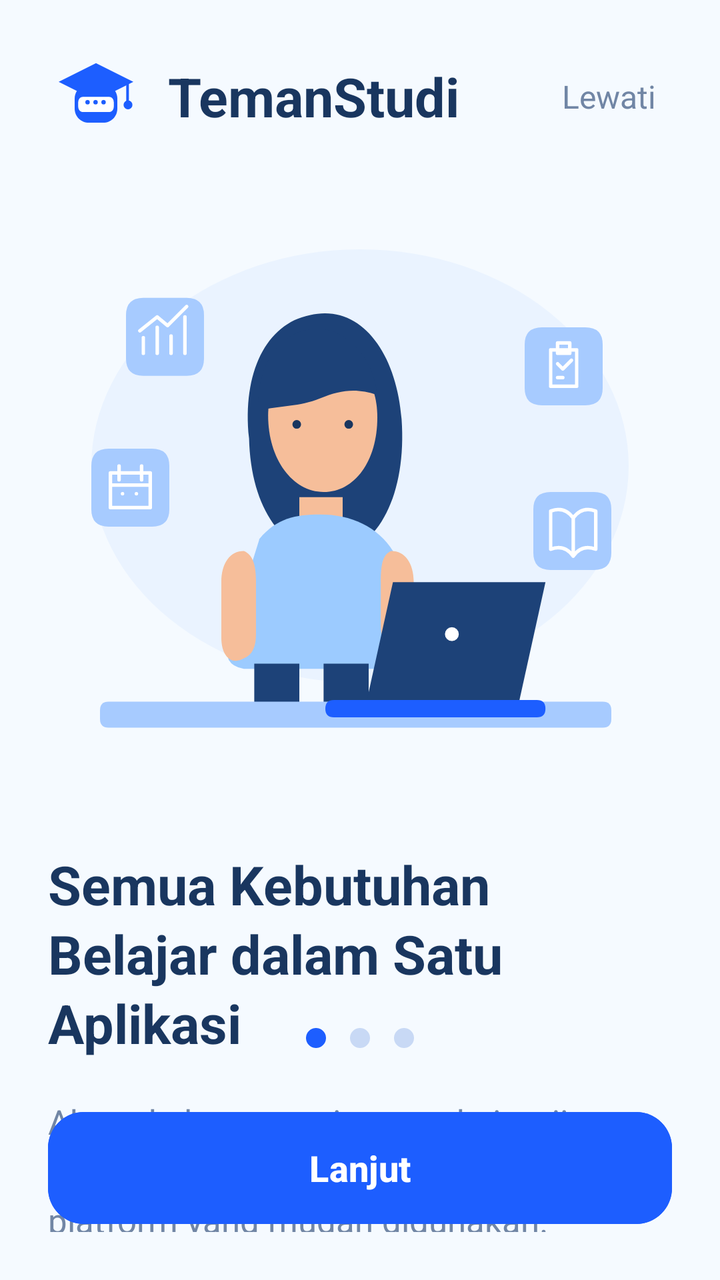
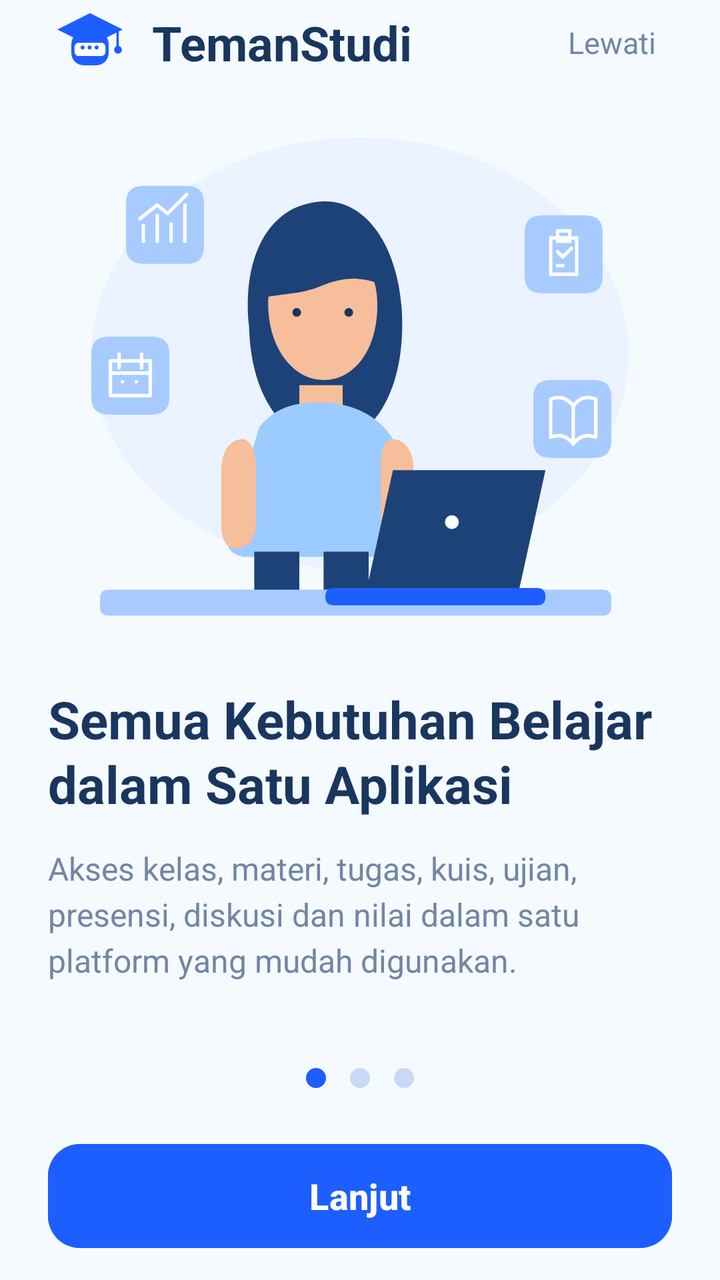

The first picture is an Android layout as it rendered before a commit; the second is the same layout after the commit. The layout source and the unified diff follow.
<!-- AndroidManifest.xml: application theme Theme.TemanStudi -->
<!-- res/layout/activity_onboarding.xml -->
<?xml version="1.0" encoding="utf-8"?>
<androidx.constraintlayout.widget.ConstraintLayout
    xmlns:android="http://schemas.android.com/apk/res/android"
    xmlns:app="http://schemas.android.com/apk/res-auto"
    android:layout_width="match_parent"
    android:layout_height="match_parent"
    android:background="#F5FAFF"
    android:padding="24dp">

    
    <ImageView
        android:id="@+id/imgLogo"
        android:layout_width="48dp"
        android:layout_height="48dp"
        android:contentDescription="Logo TemanStudi"
        android:src="@drawable/splash_logo"
        android:scaleType="fitCenter"
        app:layout_constraintStart_toStartOf="parent"
        app:layout_constraintTop_toTopOf="parent" />

    <TextView
        android:id="@+id/txtAppName"
        android:layout_width="wrap_content"
        android:layout_height="wrap_content"
        android:layout_marginStart="12dp"
        android:text="TemanStudi"
        android:textColor="#19365F"
        android:textSize="27sp"
        android:textStyle="bold"
        app:layout_constraintStart_toEndOf="@id/imgLogo"
        app:layout_constraintTop_toTopOf="@id/imgLogo"
        app:layout_constraintBottom_toBottomOf="@id/imgLogo" />

    
    <TextView
        android:id="@+id/btnLewati"
        android:layout_width="wrap_content"
        android:layout_height="wrap_content"
        android:padding="8dp"
        android:text="Lewati"
        android:textColor="#7186A5"
        android:textSize="16sp"
        android:clickable="true"
        android:focusable="true"
        android:background="?attr/selectableItemBackground"
        app:layout_constraintEnd_toEndOf="parent"
        app:layout_constraintTop_toTopOf="@id/imgLogo"
        app:layout_constraintBottom_toBottomOf="@id/imgLogo" />

    
    <FrameLayout
        android:id="@+id/illustrationArea"
        android:layout_width="0dp"
        android:layout_height="300dp"
        android:layout_marginTop="24dp"
        android:background="@android:color/transparent"
        app:layout_constraintTop_toBottomOf="@id/imgLogo"
        app:layout_constraintStart_toStartOf="parent"
        app:layout_constraintEnd_toEndOf="parent">

        <ImageView
            android:layout_width="match_parent"
            android:layout_height="match_parent"
            android:contentDescription="Ilustrasi pelajar menggunakan laptop"
            android:scaleType="fitCenter"
            android:src="@drawable/onboarding_illustration" />

    </FrameLayout>

    
    <TextView
        android:id="@+id/txtOnboardingTitle"
        android:layout_width="0dp"
        android:layout_height="wrap_content"
        android:layout_marginTop="28dp"
        android:text="Semua Kebutuhan Belajar dalam Satu Aplikasi"
        android:textColor="#19365F"
        android:textSize="27sp"
        android:textStyle="bold"
        android:lineSpacingExtra="3dp"
        app:layout_constraintTop_toBottomOf="@id/illustrationArea"
        app:layout_constraintStart_toStartOf="parent"
        app:layout_constraintEnd_toEndOf="parent" />

    
    <TextView
        android:id="@+id/txtOnboardingDescription"
        android:layout_width="0dp"
        android:layout_height="wrap_content"
        android:layout_marginTop="20dp"
        android:text="Akses kelas, materi, tugas, kuis, ujian, presensi, diskusi dan nilai dalam satu platform yang mudah digunakan."
        android:textColor="#7186A5"
        android:textSize="17sp"
        android:lineSpacingExtra="5dp"
        app:layout_constraintTop_toBottomOf="@id/txtOnboardingTitle"
        app:layout_constraintStart_toStartOf="parent"
        app:layout_constraintEnd_toEndOf="parent" />

    
    <LinearLayout
        android:id="@+id/pageIndicators"
        android:layout_width="wrap_content"
        android:layout_height="wrap_content"
        android:layout_marginBottom="28dp"
        android:gravity="center"
        android:orientation="horizontal"
        app:layout_constraintBottom_toTopOf="@id/btnLanjut"
        app:layout_constraintStart_toStartOf="parent"
        app:layout_constraintEnd_toEndOf="parent">

        <View
            android:layout_width="10dp"
            android:layout_height="10dp"
            android:background="@drawable/indicator_active" />

        <View
            android:layout_width="10dp"
            android:layout_height="10dp"
            android:layout_marginStart="12dp"
            android:background="@drawable/indicator_inactive" />

        <View
            android:layout_width="10dp"
            android:layout_height="10dp"
            android:layout_marginStart="12dp"
            android:background="@drawable/indicator_inactive" />

    </LinearLayout>

    
    <Button
        android:id="@+id/btnLanjut"
        android:layout_width="0dp"
        android:layout_height="64dp"
        android:backgroundTint="#1D5EFF"
        android:text="Lanjut"
        android:textAllCaps="false"
        android:textColor="#FFFFFF"
        android:textSize="18sp"
        android:textStyle="bold"
        app:cornerRadius="18dp"
        app:layout_constraintBottom_toBottomOf="parent"
        app:layout_constraintStart_toStartOf="parent"
        app:layout_constraintEnd_toEndOf="parent" />

</androidx.constraintlayout.widget.ConstraintLayout>
<!-- resources referenced by this layout -->
<resources>
  <!-- drawable indicator_active (drawable) -->
  <?xml version="1.0" encoding="utf-8"?>
  <shape xmlns:android="http://schemas.android.com/apk/res/android"
      android:shape="oval">
      <solid android:color="#1D5EFF" />
  </shape>
  <!-- drawable indicator_inactive (drawable) -->
  <?xml version="1.0" encoding="utf-8"?>
  <shape xmlns:android="http://schemas.android.com/apk/res/android"
      android:shape="oval">
      <solid android:color="#C8D9F5" />
  </shape>
  <!-- drawable onboarding_illustration: vector/xml drawable (drawable, 4649 chars, omitted) -->
  <!-- drawable splash_logo (drawable) -->
  <?xml version="1.0" encoding="utf-8"?>
  <vector xmlns:android="http://schemas.android.com/apk/res/android"
      android:width="108dp"
      android:height="108dp"
      android:viewportWidth="108"
      android:viewportHeight="108">
  
      
      <path
          android:fillColor="#1D5EFF"
          android:pathData="M30,57 C30,48 37,41 46,41 L62,41 C71,41 78,48 78,57 L78,68 C78,77 71,84 62,84 L46,84 C37,84 30,77 30,68 Z" />
  
      
      <path
          android:fillColor="#1D5EFF"
          android:pathData="M12,38 L54,17 L96,38 L54,59 Z" />
  
      
      <path
          android:fillColor="#1D5EFF"
          android:pathData="M88,40 L91,40 L91,62 L88,62 Z" />
  
      <path
          android:fillColor="#1D5EFF"
          android:pathData="M85,64 A5,5 0,1 0,95 64 A5,5 0,1 0,85 64" />
  
      
      <path
          android:fillColor="#FFFFFF"
          android:pathData="M39,55 L69,55 C72,55 74,58 74,61 L74,66 C74,69 72,72 69,72 L39,72 C36,72 34,69 34,66 L34,61 C34,58 36,55 39,55 Z" />
  
      
      <path
          android:fillColor="#1D5EFF"
          android:pathData="M42,61 A2.5,2.5 0,1 0,47 61 A2.5,2.5 0,1 0,42 61" />
  
      <path
          android:fillColor="#1D5EFF"
          android:pathData="M51,61 A2.5,2.5 0,1 0,56 61 A2.5,2.5 0,1 0,51 61" />
  
      <path
          android:fillColor="#1D5EFF"
          android:pathData="M60,61 A2.5,2.5 0,1 0,65 61 A2.5,2.5 0,1 0,60 61" />
  
  </vector>
  <style name="Theme.TemanStudi" parent="Base.Theme.TemanStudi" />
  <style name="Base.Theme.TemanStudi" parent="Theme.Material3.DayNight.NoActionBar">
  
          <item name="colorPrimary">#1D5EFF</item>
          <item name="colorOnPrimary">#FFFFFF</item>
  
          <item name="android:statusBarColor">#F5FAFF</item>
          <item name="android:navigationBarColor">#F5FAFF</item>
          <item name="android:windowLightStatusBar">true</item>
  
      </style>
</resources>

<!-- the commit's change to res/layout/activity_onboarding.xml (unified diff, before → after) -->
@@ -2,19 +2,21 @@
 <androidx.constraintlayout.widget.ConstraintLayout
     xmlns:android="http://schemas.android.com/apk/res/android"
     xmlns:app="http://schemas.android.com/apk/res-auto"
+    android:id="@+id/onboardingRoot"
     android:layout_width="match_parent"
     android:layout_height="match_parent"
     android:background="#F5FAFF"
-    android:padding="24dp">
+    android:paddingStart="24dp"
+    android:paddingEnd="24dp">
 
     
     <ImageView
         android:id="@+id/imgLogo"
-        android:layout_width="48dp"
-        android:layout_height="48dp"
+        android:layout_width="42dp"
+        android:layout_height="42dp"
         android:contentDescription="Logo TemanStudi"
+        android:scaleType="fitCenter"
         android:src="@drawable/splash_logo"
-        android:scaleType="fitCenter"
         app:layout_constraintStart_toStartOf="parent"
         app:layout_constraintTop_toTopOf="parent" />
 
@@ -22,27 +24,26 @@
         android:id="@+id/txtAppName"
         android:layout_width="wrap_content"
         android:layout_height="wrap_content"
-        android:layout_marginStart="12dp"
+        android:layout_marginStart="10dp"
         android:text="TemanStudi"
         android:textColor="#19365F"
-        android:textSize="27sp"
+        android:textSize="24sp"
         android:textStyle="bold"
         app:layout_constraintStart_toEndOf="@id/imgLogo"
         app:layout_constraintTop_toTopOf="@id/imgLogo"
         app:layout_constraintBottom_toBottomOf="@id/imgLogo" />
 
-    
     <TextView
         android:id="@+id/btnLewati"
         android:layout_width="wrap_content"
         android:layout_height="wrap_content"
+        android:background="?attr/selectableItemBackground"
+        android:clickable="true"
+        android:focusable="true"
         android:padding="8dp"
         android:text="Lewati"
         android:textColor="#7186A5"
-        android:textSize="16sp"
-        android:clickable="true"
-        android:focusable="true"
-        android:background="?attr/selectableItemBackground"
+        android:textSize="15sp"
         app:layout_constraintEnd_toEndOf="parent"
         app:layout_constraintTop_toTopOf="@id/imgLogo"
         app:layout_constraintBottom_toBottomOf="@id/imgLogo" />
@@ -51,9 +52,8 @@
     <FrameLayout
         android:id="@+id/illustrationArea"
         android:layout_width="0dp"
-        android:layout_height="300dp"
-        android:layout_marginTop="24dp"
-        android:background="@android:color/transparent"
+        android:layout_height="260dp"
+        android:layout_marginTop="18dp"
         app:layout_constraintTop_toBottomOf="@id/imgLogo"
         app:layout_constraintStart_toStartOf="parent"
         app:layout_constraintEnd_toEndOf="parent">
@@ -72,12 +72,12 @@
         android:id="@+id/txtOnboardingTitle"
         android:layout_width="0dp"
         android:layout_height="wrap_content"
-        android:layout_marginTop="28dp"
+        android:layout_marginTop="22dp"
         android:text="Semua Kebutuhan Belajar dalam Satu Aplikasi"
         android:textColor="#19365F"
-        android:textSize="27sp"
+        android:textSize="26sp"
         android:textStyle="bold"
-        android:lineSpacingExtra="3dp"
+        android:lineSpacingExtra="2dp"
         app:layout_constraintTop_toBottomOf="@id/illustrationArea"
         app:layout_constraintStart_toStartOf="parent"
         app:layout_constraintEnd_toEndOf="parent" />
@@ -87,11 +87,11 @@
         android:id="@+id/txtOnboardingDescription"
         android:layout_width="0dp"
         android:layout_height="wrap_content"
-        android:layout_marginTop="20dp"
+        android:layout_marginTop="14dp"
         android:text="Akses kelas, materi, tugas, kuis, ujian, presensi, diskusi dan nilai dalam satu platform yang mudah digunakan."
         android:textColor="#7186A5"
-        android:textSize="17sp"
-        android:lineSpacingExtra="5dp"
+        android:textSize="16sp"
+        android:lineSpacingExtra="4dp"
         app:layout_constraintTop_toBottomOf="@id/txtOnboardingTitle"
         app:layout_constraintStart_toStartOf="parent"
         app:layout_constraintEnd_toEndOf="parent" />
@@ -101,7 +101,7 @@
         android:id="@+id/pageIndicators"
         android:layout_width="wrap_content"
         android:layout_height="wrap_content"
-        android:layout_marginBottom="28dp"
+        android:layout_marginBottom="24dp"
         android:gravity="center"
         android:orientation="horizontal"
         app:layout_constraintBottom_toTopOf="@id/btnLanjut"
@@ -128,17 +128,18 @@
     </LinearLayout>
 
     
-    <Button
+    <com.google.android.material.button.MaterialButton
         android:id="@+id/btnLanjut"
         android:layout_width="0dp"
-        android:layout_height="64dp"
+        android:layout_height="60dp"
+        android:layout_marginBottom="12dp"
         android:backgroundTint="#1D5EFF"
         android:text="Lanjut"
         android:textAllCaps="false"
         android:textColor="#FFFFFF"
         android:textSize="18sp"
         android:textStyle="bold"
-        app:cornerRadius="18dp"
+        app:cornerRadius="16dp"
         app:layout_constraintBottom_toBottomOf="parent"
         app:layout_constraintStart_toStartOf="parent"
         app:layout_constraintEnd_toEndOf="parent" />
